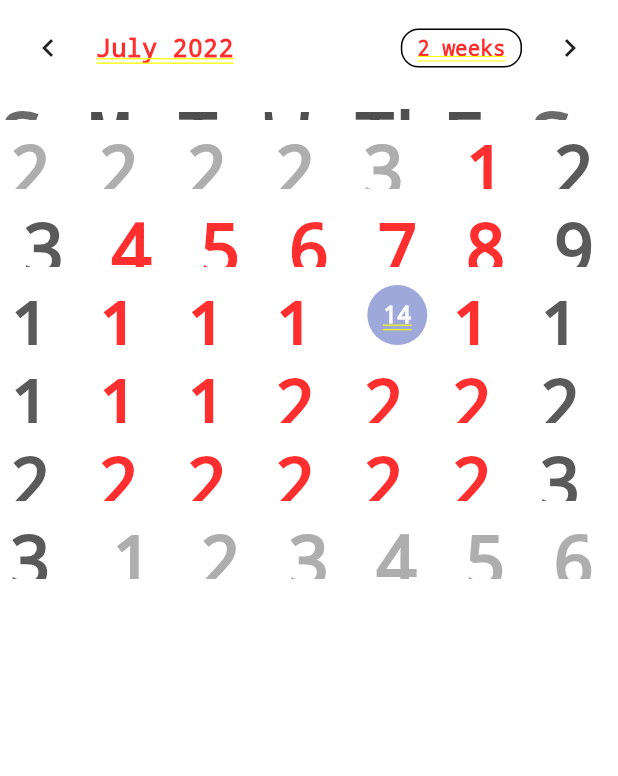
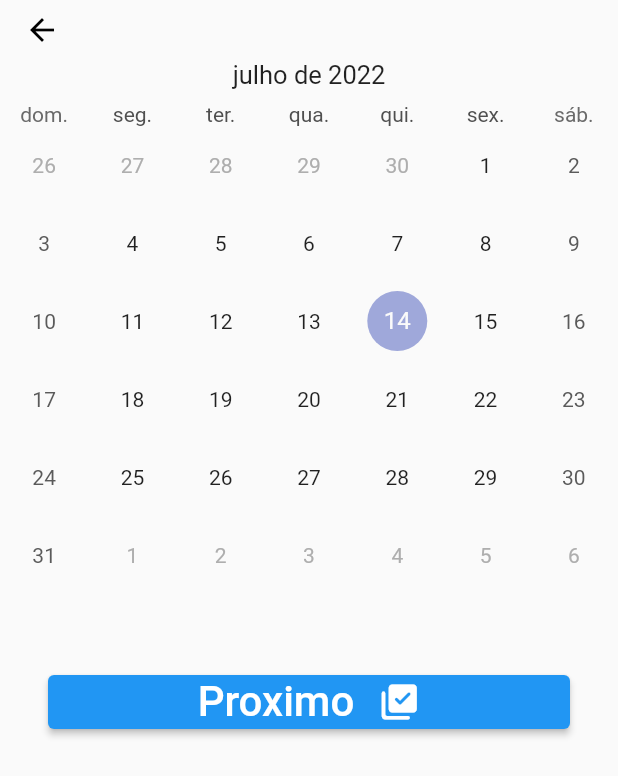
Before and after one commit to CarneiroGabriel/Calendario, a Flutter app: the CalendarPage screen opened directly, after a tap on the "add" icon, on a phone screen of 412 x 824 dp. Shown: the top 776 px of the screen. Run offline on Flutter 3.47's test engine with Material 2 defaults, Android fonts, the phone set to English and light mode, and no system bars; drawn by our look-alikes of table_calendar; our stand-ins replace firebase_core; accounts and stored records are empty.

Commit message:
Alteraçoes no calendario e Crianção pagina AddDay

```diff
--- a/lib/Widget/bottom_bar.dart
+++ b/lib/Widget/bottom_bar.dart
@@ -1,4 +1,4 @@
-import 'package:agendamento/pages/add.dart';
+import 'package:agendamento/pages/addDay.dart';
 import 'package:flutter/material.dart';
 
 import '../pages/calendar.dart';
--- a/lib/main.dart
+++ b/lib/main.dart
@@ -1,11 +1,12 @@
 import 'package:agendamento/pages/homePage.dart';
 import 'package:flutter/material.dart';
 import 'package:firebase_core/firebase_core.dart';
+import 'package:intl/date_symbol_data_local.dart';
 
 Future main() async{
   WidgetsFlutterBinding.ensureInitialized();
   await Firebase.initializeApp();
-  runApp(const MyApp());
+  initializeDateFormatting().then((_) => runApp(MyApp()));
 }
 
 class MyApp extends StatelessWidget {
--- a/lib/pages/add.dart
+++ /dev/null
@@ -1,58 +0,0 @@
-import 'package:agendamento/pages/calendar.dart';
-import 'package:flutter/material.dart';
-import 'package:table_calendar/table_calendar.dart';
-
-class AddPage extends StatefulWidget {
-  const AddPage({this.eventDay, Key? key}) : super(key: key);
-
-  final DateTime? eventDay;
-
-  @override
-  State<AddPage> createState() => _AddPageState();
-}
-
-class _AddPageState extends State<AddPage> {
-  @override
-  Widget build(BuildContext context) {
-
-    CalendarFormat calendarFormat = CalendarFormat.month;
-    DateTime focusedDay = DateTime.now();
-    DateTime? selectedDay;
-
-    return SafeArea(
-      child: SingleChildScrollView(
-        child: Column(
-          children: [
-            TableCalendar(
-              firstDay: DateTime.utc(2010, 10, 16),
-              lastDay: DateTime.utc(2030, 3, 14),
-              focusedDay: focusedDay,
-              calendarFormat: calendarFormat,
-              selectedDayPredicate: (day) {
-                return isSameDay(selectedDay, day);
-              },
-              onDaySelected: (selectedDay, focusedDay) {
-                setState(() {
-                  selectedDay = selectedDay;
-                  focusedDay = focusedDay; // update `_focusedDay` here as well
-                });
-              },
-              onFormatChanged: (format) {
-                if (calendarFormat != format) {
-                  // Call `setState()` when updating calendar format
-                  setState(() {
-                    calendarFormat = format;
-                  });
-                }
-              },
-              onPageChanged: (focusedDay) {
-                // No need to call `setState()` here
-                focusedDay = focusedDay;
-              },
-            ),
-          ],
-        ),
-      ),
-    );
-  }
-}
--- /dev/null
+++ b/lib/pages/addDay.dart
@@ -0,0 +1,80 @@
+import 'package:agendamento/pages/calendar.dart';
+import 'package:flutter/material.dart';
+import 'package:table_calendar/table_calendar.dart';
+
+class AddPage extends StatefulWidget {
+  const AddPage({Key? key}) : super(key: key);
+
+  @override
+  State<AddPage> createState() => _AddPageState();
+}
+
+class _AddPageState extends State<AddPage> {
+  @override
+  CalendarFormat _calendarFormat = CalendarFormat.month;
+  DateTime _focusedDay = DateTime.now();
+  DateTime? _selectedDay;
+
+  @override
+  Widget build(BuildContext context) {
+    return Scaffold(
+      appBar: AppBar(
+        backgroundColor: Colors.transparent,
+        elevation: 0,
+        toolbarHeight: 32,
+        iconTheme: IconThemeData(
+            color: Colors.black
+        ),
+      ),
+      body: SafeArea(
+        child: SingleChildScrollView(
+          child: Column(
+            children: [
+              TableCalendar(
+                locale: "pt_BR",
+                firstDay: DateTime.utc(2010, 10, 16),
+                lastDay: DateTime.utc(2030, 3, 14),
+                focusedDay: _focusedDay,
+                calendarFormat: _calendarFormat,
+                selectedDayPredicate: (day) {
+                  return isSameDay(_selectedDay, day);
+                },
+                onDaySelected: (selectedDay, focusedDay) {
+                  setState(() {
+                    _selectedDay = selectedDay;
+                    _focusedDay =
+                        focusedDay; // update `_focusedDay` here as well
+                  });
+                },
+                headerStyle: HeaderStyle(formatButtonVisible: false,
+                leftChevronVisible: false,
+                rightChevronVisible: false,
+                titleCentered: true),
+                onPageChanged: (focusedDay) {
+                  // No need to call `setState()` here
+                  _focusedDay = focusedDay;
+                },
+              ),
+              Padding(
+                padding: const EdgeInsets.symmetric(horizontal: 32,vertical: 48),
+                child: ElevatedButton(
+                  onPressed: () {},
+                  child: Row(
+                    mainAxisAlignment: MainAxisAlignment.center,
+                    children: [
+                      Text("Proximo",style: TextStyle(
+                        fontSize: 28
+                      ),),
+                      SizedBox(width: 16,),
+                      Icon(Icons.library_add_check_rounded, size: 28,),
+                    ],
+                  ),
+                ),
+              )
+            ],
+          ),
+        ),
+      ),
+    );
+  }
+}
--- a/lib/pages/calendar.dart
+++ b/lib/pages/calendar.dart
@@ -2,7 +2,7 @@ import 'package:agendamento/Widget/bottom_bar.dart';
 import 'package:flutter/material.dart';
 import 'package:table_calendar/table_calendar.dart';
 
-import 'add.dart';
+import 'addDay.dart';
 
 class CalendarPage extends StatefulWidget {
   const CalendarPage({Key? key}) : super(key: key);
@@ -25,6 +25,7 @@ class _CalendarPageState extends State<CalendarPage> {
           child: Column(
             children: [
               TableCalendar(
+                locale: "pt_BR",
                 firstDay: DateTime.utc(2010, 10, 16),
                 lastDay: DateTime.utc(2030, 3, 14),
                 focusedDay: _focusedDay,
@@ -46,6 +47,9 @@ class _CalendarPageState extends State<CalendarPage> {
                     });
                   }
                 },
+                headerStyle: HeaderStyle(
+                  formatButtonVisible: false
+                ),
                 onPageChanged: (focusedDay) {
                   // No need to call `setState()` here
                   _focusedDay = focusedDay;
@@ -55,15 +59,7 @@ class _CalendarPageState extends State<CalendarPage> {
           ),
         ),
       ),
-      floatingActionButton: FloatingActionButton(
-        //Floating action button on Scaffold
-        backgroundColor: Color(0XFFD5D5D5FF),
-        onPressed: () {
-          Navigator.push(context,
-              MaterialPageRoute(builder: (context) => AddPage(eventDay: _focusedDay)));
-        },
-        child: Icon(Icons.add, size: 35, color: Colors.black,), //icon inside button
-      ),
+      floatingActionButton: FloatingActionButtonCustom(context),
       floatingActionButtonLocation: CenterActionButton(),
       bottomNavigationBar: BottomNavBar(context),
     );
--- a/pubspec.yaml
+++ b/pubspec.yaml
@@ -49,6 +49,9 @@ dev_dependencies:
   flutter_test:
     sdk: flutter
 
+  flutter_localizations:
+    sdk: flutter
+
   # The "flutter_lints" package below contains a set of recommended lints to
   # encourage good coding practices. The lint set provided by the package is
   # activated in the `analysis_options.yaml` file located at the root of your
```
Also changed, not shown: lib/pages/addEvent.dart (added, +15 -0 lines), pubspec.lock.
